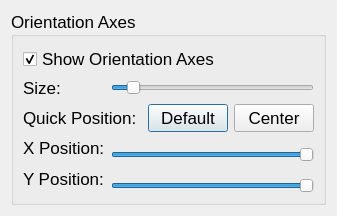
This is src/Interface/Modules/Render/OrientationAxes.ui in SCIInstitute/SCIRun as Qt 5 draws it before an edit. The edited form follows.
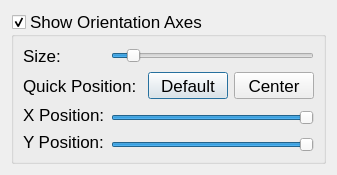
This is the edited form.

Patch:
```diff
--- a/src/Interface/Modules/Render/OrientationAxes.ui
+++ b/src/Interface/Modules/Render/OrientationAxes.ui
@@ -7,13 +7,13 @@
     <x>0</x>
     <y>0</y>
     <width>337</width>
-    <height>216</height>
+    <height>175</height>
    </rect>
   </property>
   <property name="minimumSize">
    <size>
     <width>337</width>
-    <height>216</height>
+    <height>175</height>
    </size>
   </property>
   <property name="windowTitle">
@@ -42,30 +42,36 @@
       </font>
      </property>
      <property name="title">
-      <string>Orientation Axes</string>
+      <string>Show Orientation Axes</string>
+     </property>
+     <property name="checkable">
+      <bool>true</bool>
      </property>
      <layout class="QGridLayout" name="gridLayout_2">
-      <item row="0" column="0" colspan="3">
-       <widget class="QCheckBox" name="orientationCheckBox_">
-        <property name="toolTip">
-         <string>Toggle Orientation Axis</string>
-        </property>
+      <item row="3" column="0" rowspan="2">
+       <widget class="QLabel" name="label_28">
         <property name="text">
-         <string>Show Orientation Axes</string>
+         <string>Y Position:</string>
         </property>
-        <property name="checked">
-         <bool>true</bool>
-        </property>
        </widget>
       </item>
-      <item row="1" column="0">
-       <widget class="QLabel" name="label_26">
-        <property name="text">
-         <string>Size:</string>
+      <item row="2" column="1" rowspan="2" colspan="3">
+       <widget class="QSlider" name="orientAxisXPos_">
+        <property name="minimum">
+         <number>1</number>
         </property>
+        <property name="maximum">
+         <number>100</number>
+        </property>
+        <property name="value">
+         <number>100</number>
+        </property>
+        <property name="orientation">
+         <enum>Qt::Horizontal</enum>
+        </property>
        </widget>
       </item>
-      <item row="1" column="1" colspan="3">
+      <item row="0" column="1" colspan="3">
        <widget class="QSlider" name="orientAxisSize_">
         <property name="minimum">
          <number>1</number>
@@ -90,14 +96,7 @@
         </property>
        </widget>
       </item>
-      <item row="2" column="0" colspan="2">
-       <widget class="QLabel" name="label_29">
-        <property name="text">
-         <string>Quick Position:</string>
-        </property>
-       </widget>
-      </item>
-      <item row="2" column="2">
+      <item row="1" column="2">
        <widget class="QPushButton" name="orientDefaultPositionButton">
         <property name="enabled">
          <bool>true</bool>
@@ -110,44 +109,21 @@
         </property>
        </widget>
       </item>
-      <item row="2" column="3">
-       <widget class="QPushButton" name="orientCenterPositionButton">
-        <property name="text">
-         <string>Center</string>
-        </property>
-       </widget>
-      </item>
-      <item row="3" column="0">
+      <item row="2" column="0">
        <widget class="QLabel" name="label_27">
         <property name="text">
          <string>X Position:</string>
         </property>
        </widget>
       </item>
-      <item row="3" column="1" rowspan="2" colspan="3">
-       <widget class="QSlider" name="orientAxisXPos_">
-        <property name="minimum">
-         <number>1</number>
-        </property>
-        <property name="maximum">
-         <number>100</number>
-        </property>
-        <property name="value">
-         <number>100</number>
-        </property>
-        <property name="orientation">
-         <enum>Qt::Horizontal</enum>
-        </property>
-       </widget>
-      </item>
-      <item row="4" column="0" rowspan="2">
-       <widget class="QLabel" name="label_28">
+      <item row="1" column="3">
+       <widget class="QPushButton" name="orientCenterPositionButton">
         <property name="text">
-         <string>Y Position:</string>
+         <string>Center</string>
         </property>
        </widget>
       </item>
-      <item row="5" column="1" colspan="3">
+      <item row="4" column="1" colspan="3">
        <widget class="QSlider" name="orientAxisYPos_">
         <property name="minimum">
          <number>1</number>
@@ -163,6 +139,20 @@
         </property>
        </widget>
       </item>
+      <item row="0" column="0">
+       <widget class="QLabel" name="label_26">
+        <property name="text">
+         <string>Size:</string>
+        </property>
+       </widget>
+      </item>
+      <item row="1" column="0" colspan="2">
+       <widget class="QLabel" name="label_29">
+        <property name="text">
+         <string>Quick Position:</string>
+        </property>
+       </widget>
+      </item>
      </layout>
     </widget>
    </item>
```
Left out of the diff: 2 changed lines with no effect on the pictures.
